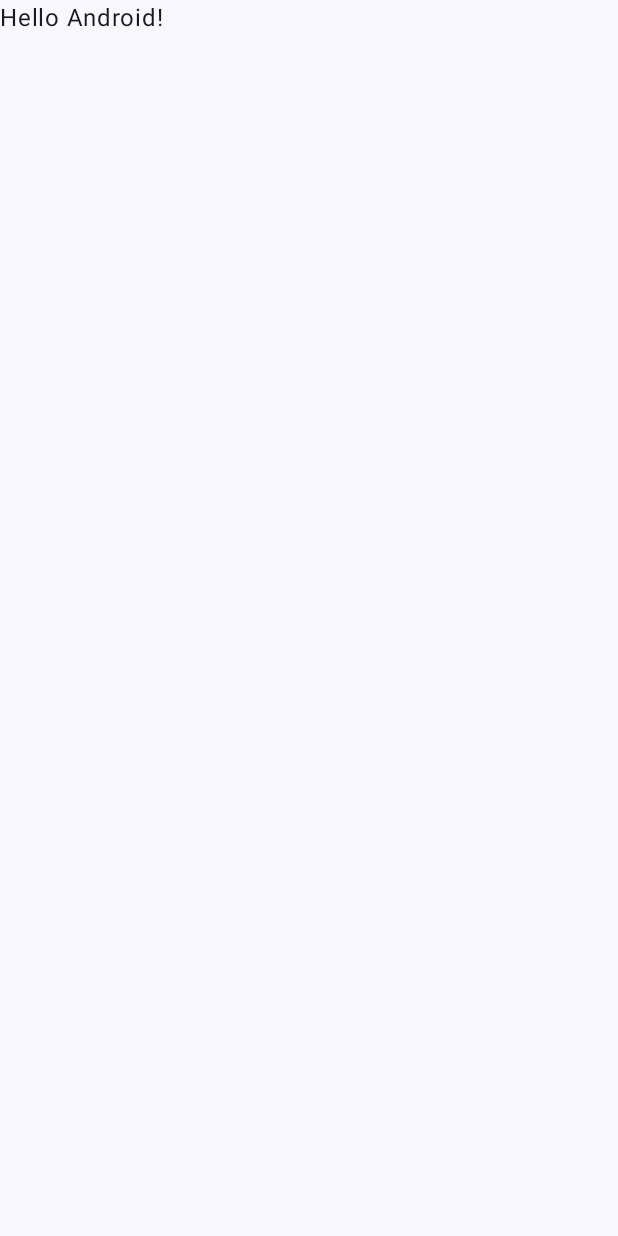
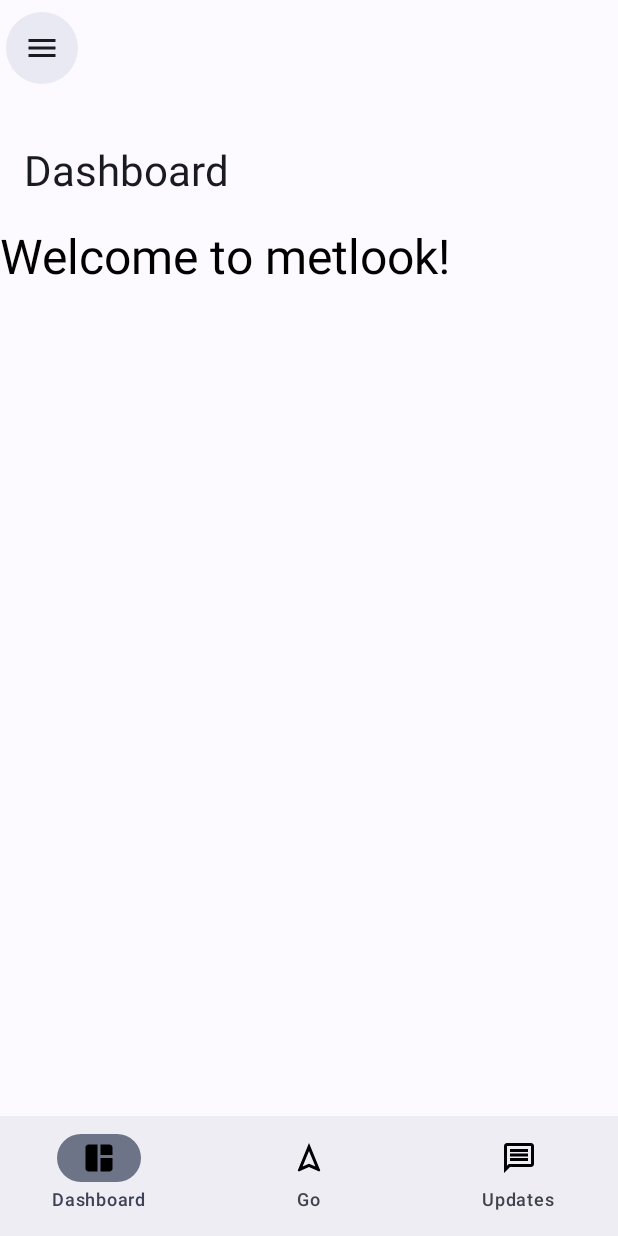
Before and after one commit to dkincorporated/metlook-eta, an Android app built with Jetpack Compose: the screen it shows after launch (MainActivity), on a phone screen of 412 x 824 dp. Before the commit the screen is almost empty. Run offline under Robolectric (Android 15) with nearby library versions, the phone set to English and light mode, and no system bars.

Commit message:
Implement basic components and home screen

```diff
--- a/app/build.gradle.kts
+++ b/app/build.gradle.kts
@@ -51,14 +51,13 @@ android {
 
 dependencies {
 
-    implementation("androidx.core:core-ktx:1.9.0")
+    implementation("androidx.core:core-ktx:1.10.1")
     implementation("androidx.lifecycle:lifecycle-runtime-ktx:2.6.1")
     implementation("androidx.activity:activity-compose:1.7.2")
     implementation(platform("androidx.compose:compose-bom:2023.03.00"))
     implementation("androidx.compose.ui:ui")
     implementation("androidx.compose.ui:ui-graphics")
     implementation("androidx.compose.ui:ui-tooling-preview")
-    implementation("androidx.compose.material3:material3")
     testImplementation("junit:junit:4.13.2")
     androidTestImplementation("androidx.test.ext:junit:1.1.5")
     androidTestImplementation("androidx.test.espresso:espresso-core:3.5.1")
@@ -66,4 +65,7 @@ dependencies {
     androidTestImplementation("androidx.compose.ui:ui-test-junit4")
     debugImplementation("androidx.compose.ui:ui-tooling")
     debugImplementation("androidx.compose.ui:ui-test-manifest")
+
+    implementation("androidx.compose.material3:material3:1.2.0-alpha02")
+    implementation("androidx.navigation:navigation-compose:2.7.0-beta01")
 }
--- a/app/src/main/AndroidManifest.xml
+++ b/app/src/main/AndroidManifest.xml
@@ -11,7 +11,8 @@
         android:roundIcon="@mipmap/ic_launcher_round"
         android:supportsRtl="true"
         android:theme="@style/Theme.Metlook"
-        tools:targetApi="31">
+        tools:targetApi="31"
+        android:enableOnBackInvokedCallback="true">
         <activity
             android:name=".MainActivity"
             android:exported="true"
--- a/app/src/main/java/dev/dkong/metlook/eta/MainActivity.kt
+++ b/app/src/main/java/dev/dkong/metlook/eta/MainActivity.kt
@@ -3,6 +3,12 @@ package dev.dkong.metlook.eta
 import android.os.Bundle
 import androidx.activity.ComponentActivity
 import androidx.activity.compose.setContent
+import androidx.compose.animation.core.FiniteAnimationSpec
+import androidx.compose.animation.core.tween
+import androidx.compose.animation.fadeIn
+import androidx.compose.animation.fadeOut
+import androidx.compose.animation.slideInHorizontally
+import androidx.compose.animation.slideOutHorizontally
 import androidx.compose.foundation.layout.fillMaxSize
 import androidx.compose.material3.MaterialTheme
 import androidx.compose.material3.Surface
@@ -10,9 +16,26 @@ import androidx.compose.material3.Text
 import androidx.compose.runtime.Composable
 import androidx.compose.ui.Modifier
 import androidx.compose.ui.tooling.preview.Preview
+import androidx.compose.ui.unit.IntOffset
+import androidx.navigation.NavHostController
+import androidx.navigation.compose.NavHost
+import androidx.navigation.compose.composable
+import androidx.navigation.compose.rememberNavController
+import dev.dkong.metlook.eta.common.Constants
+import dev.dkong.metlook.eta.screens.RootScreen
+import dev.dkong.metlook.eta.screens.home.HomeScreen
+import dev.dkong.metlook.eta.screens.settings.SettingsScreen
 import dev.dkong.metlook.eta.ui.theme.MetlookTheme
 
+/**
+ * Main activity for the app
+ * @author David Kong
+ */
 class MainActivity : ComponentActivity() {
+    /**
+     * Initialise the activity
+     * @param savedInstanceState the [Bundle] of saved instance
+     */
     override fun onCreate(savedInstanceState: Bundle?) {
         super.onCreate(savedInstanceState)
         setContent {
@@ -20,27 +43,59 @@ class MainActivity : ComponentActivity() {
                 // A surface container using the 'background' color from the theme
                 Surface(
                     modifier = Modifier.fillMaxSize(),
-                    color = MaterialTheme.colorScheme.background
+                    color = Constants.appSurfaceColour() // wait until new Surface
                 ) {
-                    Greeting("Android")
+                    val navController = rememberNavController()
+                    MainScreen(navController)
                 }
             }
         }
     }
 }
 
+/**
+ * Root screen for all screens in the Compose activity
+ */
 @Composable
-fun Greeting(name: String, modifier: Modifier = Modifier) {
-    Text(
-        text = "Hello $name!",
-        modifier = modifier
-    )
-}
+fun MainScreen(navHostController: NavHostController) {
+    // Transition between screens
+    val offsetProportion = 10
+    val animationSpec: FiniteAnimationSpec<IntOffset> = tween(300)
 
-@Preview(showBackground = true)
-@Composable
-fun GreetingPreview() {
-    MetlookTheme {
-        Greeting("Android")
+    NavHost(
+        navController = navHostController,
+        startDestination = RootScreen.Home.route,
+        modifier = Modifier.fillMaxSize(),
+        enterTransition = {
+            slideInHorizontally(
+                initialOffsetX = { it / offsetProportion },
+                animationSpec = animationSpec
+            ) + fadeIn()
+        },
+        exitTransition = {
+            fadeOut() + slideOutHorizontally(
+                targetOffsetX = { -it / offsetProportion },
+                animationSpec = animationSpec
+            )
+        },
+        popEnterTransition = {
+            slideInHorizontally(
+                initialOffsetX = { -it / offsetProportion },
+                animationSpec = animationSpec
+            ) + fadeIn()
+        },
+        popExitTransition = {
+            fadeOut() + slideOutHorizontally(
+                targetOffsetX = { it / offsetProportion },
+                animationSpec = animationSpec
+            )
+        }
+    ) {
+        composable(RootScreen.Home.route) {
+            HomeScreen(navHostController = navHostController)
+        }
+        composable(RootScreen.Settings.route) {
+            SettingsScreen(navHostController = navHostController)
+        }
     }
 }
--- /dev/null
+++ b/app/src/main/java/dev/dkong/metlook/eta/common/Constants.kt
@@ -0,0 +1,37 @@
+package dev.dkong.metlook.eta.common
+
+import androidx.compose.material3.MaterialTheme
+import androidx.compose.material3.surfaceColorAtElevation
+import androidx.compose.runtime.Composable
+import androidx.compose.ui.unit.dp
+
+/**
+ * Constants maintained throughout the app
+ * @author David Kong
+ */
+class Constants {
+    companion object {
+        /**
+         * Get the base surface colour for background-type surfaces
+         * @return background surface colour
+         */
+        @Composable
+        fun appSurfaceColour() = MaterialTheme.colorScheme.inverseOnSurface
+
+        /**
+         * Get the container colour for Material List Card
+         * @return Material List Card container colour
+         */
+        @Composable
+        fun materialListCardContainerColour() =
+            MaterialTheme.colorScheme.surfaceColorAtElevation(0.5.dp)
+
+        /**
+         * Get the container colour of the top app bar when scrolled
+         * @return top app bar scrolled container colour
+         */
+        @Composable
+        fun scrolledAppbarContainerColour() =
+            MaterialTheme.colorScheme.surfaceColorAtElevation(3.dp)
+    }
+}
--- /dev/null
+++ b/app/src/main/java/dev/dkong/metlook/eta/composables/ScaffoldComposables.kt
@@ -0,0 +1,231 @@
+@file:OptIn(ExperimentalMaterial3Api::class)
+
+package dev.dkong.metlook.eta.composables
+
+import androidx.compose.animation.AnimatedVisibility
+import androidx.compose.animation.expandVertically
+import androidx.compose.animation.shrinkVertically
+import androidx.compose.foundation.Image
+import androidx.compose.foundation.background
+import androidx.compose.foundation.clickable
+import androidx.compose.foundation.layout.Box
+import androidx.compose.foundation.layout.Column
+import androidx.compose.foundation.layout.ColumnScope
+import androidx.compose.foundation.layout.Row
+import androidx.compose.foundation.layout.WindowInsets
+import androidx.compose.foundation.layout.fillMaxHeight
+import androidx.compose.foundation.layout.fillMaxWidth
+import androidx.compose.foundation.layout.navigationBarsPadding
+import androidx.compose.foundation.layout.padding
+import androidx.compose.foundation.layout.width
+import androidx.compose.foundation.lazy.LazyColumn
+import androidx.compose.foundation.lazy.LazyListScope
+import androidx.compose.foundation.shape.CircleShape
+import androidx.compose.foundation.shape.RoundedCornerShape
+import androidx.compose.material.icons.Icons
+import androidx.compose.material.icons.filled.ArrowBack
+import androidx.compose.material.icons.filled.KeyboardArrowDown
+import androidx.compose.material.icons.filled.KeyboardArrowUp
+import androidx.compose.material3.Divider
+import androidx.compose.material3.ExperimentalMaterial3Api
+import androidx.compose.material3.Icon
+import androidx.compose.material3.IconButton
+import androidx.compose.material3.LargeTopAppBar
+import androidx.compose.material3.MaterialTheme
+import androidx.compose.material3.Scaffold
+import androidx.compose.material3.Text
+import androidx.compose.material3.TopAppBar
+import androidx.compose.material3.TopAppBarDefaults
+import androidx.compose.material3.rememberTopAppBarState
+import androidx.compose.runtime.Composable
+import androidx.compose.runtime.mutableStateOf
+import androidx.compose.runtime.remember
+import androidx.compose.ui.Alignment
+import androidx.compose.ui.Modifier
+import androidx.compose.ui.draw.clip
+import androidx.compose.ui.graphics.Color
+import androidx.compose.ui.graphics.ColorFilter
+import androidx.compose.ui.graphics.vector.ImageVector
+import androidx.compose.ui.input.nestedscroll.nestedScroll
+import androidx.compose.ui.unit.Dp
+import androidx.compose.ui.unit.dp
+import androidx.navigation.NavHostController
+import dev.dkong.metlook.eta.common.Constants
+
+// Scaffold-type Composables, used throughout the app
+// Author: David Kong
+
+/**
+ * Base template for screens using a scaffold
+ * @param navController the nav controller for the app
+ * @param title the title to be displayed at the top
+ * @param horizontalPadding the horizontal padding for the content
+ * @param navigationIcon the icon to be displayed in the navigation button
+ * @param onNavigationIconClick the click action for the navigation icon
+ * @param content the content to be displayed (must be lazy list)
+ */
+@Composable
+fun LargeTopAppbarScaffold(
+    navController: NavHostController,
+    title: String,
+    horizontalPadding: Dp = 0.dp,
+    navigationIcon: ImageVector = Icons.Default.ArrowBack,
+    onNavigationIconClick: () -> Unit = { navController.navigateUp() },
+    navigationBar: @Composable () -> Unit = {},
+    content: LazyListScope.() -> Unit
+) {
+    val scrollBehavior =
+        TopAppBarDefaults.exitUntilCollapsedScrollBehavior(rememberTopAppBarState())
+
+    Scaffold(
+        modifier = Modifier.nestedScroll(scrollBehavior.nestedScrollConnection),
+        containerColor = Constants.appSurfaceColour(),
+        contentWindowInsets = WindowInsets(bottom = 0.dp),
+        topBar = {
+            LargeTopAppBar(
+                title = { Text(title) },
+                scrollBehavior = scrollBehavior,
+                colors = TopAppBarDefaults.largeTopAppBarColors(
+                    containerColor = Constants.appSurfaceColour(),
+                    scrolledContainerColor = Constants.scrolledAppbarContainerColour()
+                ),
+                navigationIcon = {
+                    ElevatedAppBarNavigationIcon(
+                        onClick = onNavigationIconClick,
+                        icon = navigationIcon
+                    )
+                }
+            )
+        },
+        bottomBar = navigationBar
+    ) { padding ->
+        LazyColumn(
+            modifier = Modifier
+                .padding(padding)
+                .padding(horizontal = horizontalPadding)
+                .fillMaxWidth()
+        ) {
+            content()
+            item {
+                Box(modifier = Modifier.navigationBarsPadding())
+            }
+        }
+    }
+}
+
+/**
+ * Heading for a section
+ * @param heading the text to be displayed
+ * @param modifier any modifier for the heading
+ */
+@Composable
+fun SectionHeading(heading: String, modifier: Modifier = Modifier) {
+    Text(
+        text = heading,
+        style = MaterialTheme.typography.bodyMedium,
+        color = MaterialTheme.colorScheme.primary,
+        modifier = modifier.padding(vertical = 8.dp, horizontal = 16.dp)
+    )
+}
+
+/**
+ * A rounded, elevated column to display content that stands out from the background surface
+ * @param modifier any modifier for the column
+ * @param content the content to be displayed in the column
+ */
+@Composable
+fun MaterialColumn(modifier: Modifier = Modifier, content: @Composable (ColumnScope.() -> Unit)) {
+    Column(
+        modifier = modifier
+            .fillMaxWidth()
+            .padding(horizontal = 16.dp)
+            .clip(RoundedCornerShape(16.dp))
+            .background(Constants.materialListCardContainerColour()),
+        content = content
+    )
+}
+
+/**
+ * Implementation of a vertical divider, because [Divider]s are only horizontal
+ * @param modifier additional modifiers for the divider
+ * @param color override on surface variant
+ * @param thickness override the thickness
+ */
+@Composable
+fun VerticalDivider(
+    modifier: Modifier = Modifier,
+    color: Color = MaterialTheme.colorScheme.onSurfaceVariant,
+    thickness: Dp = 1.dp
+) {
+    Box(
+        modifier = modifier
+            .fillMaxHeight()
+            .width(thickness)
+            .background(color = color)
+    )
+}
+
+/**
+ * A section that can be expanded or collapsed with a heading
+ * @param sectionName the name of the section
+ * @param initiallyExpanded whether the section should be expanded upon loading
+ * @param horizontalPadding the horizontal padding for the column
+ * @param content the content to be displayed in the column
+ */
+@Composable
+fun ExpandableSection(
+    sectionName: String,
+    initiallyExpanded: Boolean = false,
+    horizontalPadding: Dp = 0.dp,
+    content: @Composable ColumnScope.() -> Unit
+) {
+    val expanded = remember { mutableStateOf(initiallyExpanded) }
+
+    Column(modifier = Modifier.fillMaxWidth()) {
+        Row(
+            modifier = Modifier
+                .fillMaxWidth()
+                .clickable { expanded.value = !expanded.value }
+                .padding(horizontal = horizontalPadding),
+            verticalAlignment = Alignment.CenterVertically
+        ) {
+            SectionHeading(heading = sectionName, modifier = Modifier.weight(1f))
+            IconButton(onClick = { expanded.value = !expanded.value }) {
+                Image(
+                    if (expanded.value) Icons.Default.KeyboardArrowUp else Icons.Default.KeyboardArrowDown,
+                    if (expanded.value) "Collapse $sectionName" else "Expand $sectionName",
+                    colorFilter = ColorFilter.tint(MaterialTheme.colorScheme.primary)
+                )
+            }
+        }
+        AnimatedVisibility(
+            visible = expanded.value,
+            enter = expandVertically(),
+            exit = shrinkVertically()
+        ) {
+            Column(modifier = Modifier.padding(horizontal = horizontalPadding), content = content)
+        }
+    }
+}
+
+/**
+ * Icon to be set as the navigation icon in a [TopAppBar] that is at the same elevation as an elevated/collapsed [TopAppBar]
+ * @param onClick the on-click action
+ * @param icon the [ImageVector] of the icon to be in the button
+ * @param iconContentDescription accessible content description for the icon in the button
+ */
+@Composable
+fun ElevatedAppBarNavigationIcon(
+    onClick: () -> Unit,
+    icon: ImageVector = Icons.Default.ArrowBack,
+    iconContentDescription: String = "Go back"
+) {
+    IconButton(
+        onClick = onClick,
+        modifier = Modifier
+            .clip(CircleShape)
+            .background(Constants.scrolledAppbarContainerColour())
+    ) {
+        Icon(icon, contentDescription = iconContentDescription)
+    }
+}
--- /dev/null
+++ b/app/src/main/java/dev/dkong/metlook/eta/screens/RootScreen.kt
@@ -0,0 +1,15 @@
+package dev.dkong.metlook.eta.screens
+
+import androidx.compose.foundation.layout.BoxScope
+import androidx.compose.runtime.Composable
+
+/**
+ * Set of screens at the root level (controlled by MainActivity)
+ * @param route the navigation route path
+ * @param name the display name of the screen
+ */
+sealed class RootScreen (val route: String, val name: String) {
+    object Home : RootScreen("home", "Home")
+
+    object Settings : RootScreen("settings", "Settings")
+}
--- /dev/null
+++ b/app/src/main/java/dev/dkong/metlook/eta/screens/home/HomeScreen.kt
@@ -0,0 +1,110 @@
+package dev.dkong.metlook.eta.screens.home
+
+import androidx.compose.animation.expandHorizontally
+import androidx.compose.foundation.Image
+import androidx.compose.foundation.layout.Spacer
+import androidx.compose.foundation.layout.height
+import androidx.compose.foundation.layout.padding
+import androidx.compose.foundation.lazy.LazyColumn
+import androidx.compose.material.icons.Icons
+import androidx.compose.material.icons.filled.Menu
+import androidx.compose.material3.DrawerValue
+import androidx.compose.material3.MaterialTheme
+import androidx.compose.material3.ModalDrawerSheet
+import androidx.compose.material3.ModalNavigationDrawer
+import androidx.compose.material3.NavigationBar
+import androidx.compose.material3.NavigationBarItem
+import androidx.compose.material3.NavigationDrawerItem
+import androidx.compose.material3.NavigationDrawerItemDefaults
+import androidx.compose.material3.Text
+import androidx.compose.material3.rememberDrawerState
+import androidx.compose.runtime.Composable
+import androidx.compose.runtime.mutableStateOf
+import androidx.compose.runtime.remember
+import androidx.compose.ui.res.painterResource
+import androidx.navigation.NavHostController
+import dev.dkong.metlook.eta.composables.LargeTopAppbarScaffold
+import androidx.compose.runtime.*
+import androidx.compose.ui.Modifier
+import androidx.compose.ui.unit.dp
+import kotlinx.coroutines.launch
+
+@Composable
+fun HomeScreen(navHostController: NavHostController) {
+    val scope = rememberCoroutineScope()
+
+    var selectedNavBarItem by remember { mutableStateOf(HomeScreenItem.Dashboard) }
+    val drawerState = rememberDrawerState(initialValue = DrawerValue.Closed)
+
+    ModalNavigationDrawer(
+        drawerState = drawerState,
+        drawerContent = {
+            ModalDrawerSheet {
+                Spacer(modifier = Modifier.height(16.dp))
+                HomeScreenItem.values().forEach { homeScreen ->
+                    val isSelected = selectedNavBarItem == homeScreen
+
+                    NavigationDrawerItem(
+                        label = {
+                            Text(text = homeScreen.displayName)
+                        },
+                        selected = isSelected,
+                        onClick = {
+                            selectedNavBarItem = homeScreen
+                            scope.launch {
+                                drawerState.close()
+                            }
+                        },
+                        icon = {
+                            Image(
+                                painter = painterResource(id = if (isSelected) homeScreen.selectedIcon else homeScreen.icon),
+                                contentDescription = homeScreen.displayName
+                            )
+                        },
+                        modifier = Modifier.padding(NavigationDrawerItemDefaults.ItemPadding)
+                    )
+                }
+            }
+
+        }
+    ) {
+        LargeTopAppbarScaffold(
+            navController = navHostController,
+            title = selectedNavBarItem.displayName,
+            navigationIcon = Icons.Default.Menu,
+            navigationBar = {
+                NavigationBar {
+                    HomeScreenItem.values().forEach { screen ->
+                        val isSelected = selectedNavBarItem == screen
+
+                        NavigationBarItem(
+                            selected = isSelected,
+                            onClick = {
+                                selectedNavBarItem = screen
+
+                            },
+                            icon = {
+                                Image(
+                                    painter = painterResource(id = if (isSelected) screen.selectedIcon else screen.icon),
+                                    contentDescription = screen.displayName
+                                )
+                            },
+                            label = {
+                                Text(
+                                    text = screen.displayName
+                                )
+                            }
+                        )
+                    }
+                }
+            }
+        ) {
+            item {
+                Text(
+                    text = "Welcome to metlook!",
+                    style = MaterialTheme.typography.headlineLarge
+                )
+            }
+        }
+    }
+}
--- /dev/null
+++ b/app/src/main/java/dev/dkong/metlook/eta/screens/home/HomeScreenItem.kt
@@ -0,0 +1,37 @@
+package dev.dkong.metlook.eta.screens.home
+
+import androidx.annotation.DrawableRes
+import dev.dkong.metlook.eta.R
+
+/**
+ * Screen objects for the home screen
+ * @param route the navigation route path
+ * @param displayName the user-facing name of the screen
+ * @param icon the icon of the screen when unselected
+ * @param selectedIcon the icon of the screen when selected
+ */
+enum class HomeScreenItem(
+    val route: String,
+    val displayName: String,
+    @DrawableRes val icon: Int,
+    @DrawableRes val selectedIcon: Int
+) {
+    Dashboard(
+        "home/dashboard",
+        "Dashboard",
+        R.drawable.outline_space_dashboard_24,
+        R.drawable.baseline_space_dashboard_24
+    ),
+    Navigation(
+        "home/navigation",
+        "Go",
+        R.drawable.outline_navigation_24,
+        R.drawable.baseline_navigation_24
+    ),
+    Updates(
+        "home/updates",
+        "Updates",
+        R.drawable.outline_message_24,
+        R.drawable.baseline_message_24
+    )
+}
--- a/app/src/main/java/dev/dkong/metlook/eta/ui/theme/Theme.kt
+++ b/app/src/main/java/dev/dkong/metlook/eta/ui/theme/Theme.kt
@@ -10,6 +10,7 @@ import androidx.compose.material3.dynamicLightColorScheme
 import androidx.compose.material3.lightColorScheme
 import androidx.compose.runtime.Composable
 import androidx.compose.runtime.SideEffect
+import androidx.compose.ui.graphics.Color
 import androidx.compose.ui.graphics.toArgb
 import androidx.compose.ui.platform.LocalContext
 import androidx.compose.ui.platform.LocalView
@@ -57,8 +58,11 @@ fun MetlookTheme(
     if (!view.isInEditMode) {
         SideEffect {
             val window = (view.context as Activity).window
-            window.statusBarColor = colorScheme.primary.toArgb()
-            WindowCompat.getInsetsController(window, view).isAppearanceLightStatusBars = darkTheme
+            window.statusBarColor = Color.Transparent.toArgb()
+            window.navigationBarColor = Color.Transparent.toArgb()
+            WindowCompat.getInsetsController(window, window.decorView).isAppearanceLightStatusBars = !darkTheme
+            WindowCompat.getInsetsController(window, window.decorView).isAppearanceLightNavigationBars = !darkTheme
+            WindowCompat.setDecorFitsSystemWindows(window, false)
         }
     }
 
--- /dev/null
+++ b/app/src/main/res/drawable/baseline_message_24.xml
@@ -0,0 +1,5 @@
+<vector android:autoMirrored="true" android:height="24dp"
+    android:tint="#000000" android:viewportHeight="24"
+    android:viewportWidth="24" android:width="24dp" xmlns:android="http://schemas.android.com/apk/res/android">
+    <path android:fillColor="@android:color/white" android:pathData="M20,2L4,2c-1.1,0 -1.99,0.9 -1.99,2L2,22l4,-4h14c1.1,0 2,-0.9 2,-2L22,4c0,-1.1 -0.9,-2 -2,-2zM18,14L6,14v-2h12v2zM18,11L6,11L6,9h12v2zM18,8L6,8L6,6h12v2z"/>
+</vector>
--- /dev/null
+++ b/app/src/main/res/drawable/baseline_navigation_24.xml
@@ -0,0 +1,5 @@
+<vector android:height="24dp" android:tint="#000000"
+    android:viewportHeight="24" android:viewportWidth="24"
+    android:width="24dp" xmlns:android="http://schemas.android.com/apk/res/android">
+    <path android:fillColor="@android:color/white" android:pathData="M12,2L4.5,20.29l0.71,0.71L12,18l6.79,3 0.71,-0.71z"/>
+</vector>
--- /dev/null
+++ b/app/src/main/res/drawable/baseline_space_dashboard_24.xml
@@ -0,0 +1,5 @@
+<vector android:height="24dp" android:tint="#000000"
+    android:viewportHeight="24" android:viewportWidth="24"
+    android:width="24dp" xmlns:android="http://schemas.android.com/apk/res/android">
+    <path android:fillColor="@android:color/white" android:pathData="M11,21H5c-1.1,0 -2,-0.9 -2,-2V5c0,-1.1 0.9,-2 2,-2h6V21zM13,21h6c1.1,0 2,-0.9 2,-2v-7h-8V21zM21,10V5c0,-1.1 -0.9,-2 -2,-2h-6v7H21z"/>
+</vector>
--- /dev/null
+++ b/app/src/main/res/drawable/outline_message_24.xml
@@ -0,0 +1,5 @@
+<vector android:autoMirrored="true" android:height="24dp"
+    android:tint="#000000" android:viewportHeight="24"
+    android:viewportWidth="24" android:width="24dp" xmlns:android="http://schemas.android.com/apk/res/android">
+    <path android:fillColor="@android:color/white" android:pathData="M4,4h16v12L5.17,16L4,17.17L4,4m0,-2c-1.1,0 -1.99,0.9 -1.99,2L2,22l4,-4h14c1.1,0 2,-0.9 2,-2L22,4c0,-1.1 -0.9,-2 -2,-2L4,2zM6,12h12v2L6,14v-2zM6,9h12v2L6,11L6,9zM6,6h12v2L6,8L6,6z"/>
+</vector>
--- /dev/null
+++ b/app/src/main/res/drawable/outline_navigation_24.xml
@@ -0,0 +1,5 @@
+<vector android:height="24dp" android:tint="#000000"
+    android:viewportHeight="24" android:viewportWidth="24"
+    android:width="24dp" xmlns:android="http://schemas.android.com/apk/res/android">
+    <path android:fillColor="@android:color/white" android:pathData="M12,7.27l4.28,10.43 -3.47,-1.53 -0.81,-0.36 -0.81,0.36 -3.47,1.53L12,7.27M12,2L4.5,20.29l0.71,0.71L12,18l6.79,3 0.71,-0.71L12,2z"/>
+</vector>
--- /dev/null
+++ b/app/src/main/res/drawable/outline_space_dashboard_24.xml
@@ -0,0 +1,5 @@
+<vector android:height="24dp" android:tint="#000000"
+    android:viewportHeight="24" android:viewportWidth="24"
+    android:width="24dp" xmlns:android="http://schemas.android.com/apk/res/android">
+    <path android:fillColor="@android:color/white" android:pathData="M19,3H5C3.9,3 3,3.9 3,5v14c0,1.1 0.9,2 2,2h14c1.1,0 2,-0.9 2,-2V5C21,3.9 20.1,3 19,3zM5,19V5h6v14H5zM19,19h-6v-7h6V19zM19,10h-6V5h6V10z"/>
+</vector>
```
Also changed, not shown: app/src/main/java/dev/dkong/metlook/eta/screens/settings/SettingsScreen.kt (added, +9 -0 lines).
